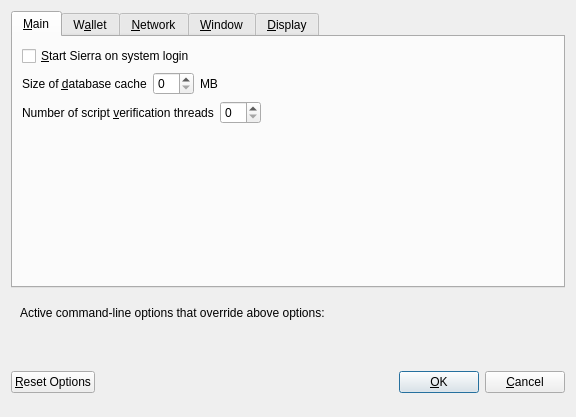
Old version of the form src/qt/forms/optionsdialog.ui in the repository admecoin/siePJ.
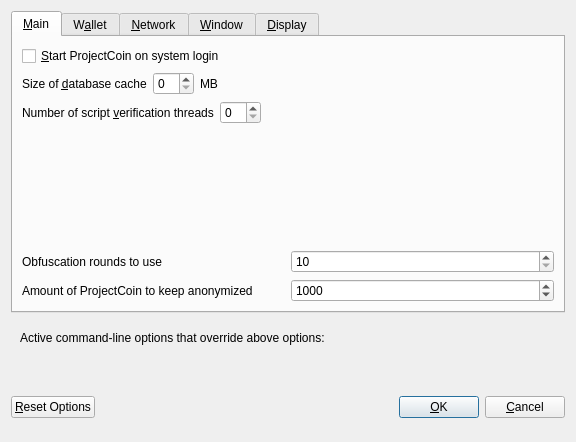
New version of the form. The open tabs and pages were chosen to show the change. Custom widgets are drawn as their Qt base class.

```diff
--- a/src/qt/forms/optionsdialog.ui
+++ b/src/qt/forms/optionsdialog.ui
@@ -7,7 +7,7 @@
     <x>0</x>
     <y>0</y>
     <width>576</width>
-    <height>417</height>
+    <height>442</height>
    </rect>
   </property>
   <property name="windowTitle">
@@ -33,7 +33,7 @@
           <string>Automatically start Sierra after logging in to the system.</string>
          </property>
          <property name="text">
-          <string>&amp;Start Sierra on system login</string>
+          <string>&amp;Start ProjectCoin on system login</string>
          </property>
         </widget>
        </item>
@@ -130,6 +130,72 @@
          </property>
         </spacer>
        </item>
+       <item>
+        <layout class="QHBoxLayout" name="horizontalLayout_3">
+         <item>
+          <widget class="QLabel" name="percentage_label">
+           <property name="toolTip">
+            <string>This setting determines the amount of individual masternodes that an input will be anonymized through.&lt;br/&gt;More rounds of anonymization gives a higher degree of privacy, but also costs more in fees.</string>
+           </property>
+           <property name="text">
+            <string>Obfuscation rounds to use</string>
+           </property>
+          </widget>
+         </item>
+         <item>
+          <widget class="QSpinBox" name="obfuscationRounds">
+           <property name="minimum">
+            <number>10</number>
+           </property>
+           <property name="maximum">
+            <number>100</number>
+           </property>
+          </widget>
+         </item>
+        </layout>
+       </item>
+       <item>
+        <layout class="QHBoxLayout" name="horizontalLayout">
+         <item>
+          <widget class="QLabel" name="label_2">
+           <property name="toolTip">
+            <string>This amount acts as a threshold to turn off Obfuscation once it's reached.</string>
+           </property>
+           <property name="statusTip">
+            <string notr="true"/>
+           </property>
+           <property name="whatsThis">
+            <string notr="true"/>
+           </property>
+           <property name="accessibleName">
+            <string notr="true"/>
+           </property>
+           <property name="accessibleDescription">
+            <string notr="true"/>
+           </property>
+           <property name="text">
+            <string>Amount of ProjectCoin to keep anonymized</string>
+           </property>
+          </widget>
+         </item>
+         <item>
+          <widget class="QSpinBox" name="anonymizePrj">
+           <property name="minimum">
+            <number>100</number>
+           </property>
+           <property name="maximum">
+            <number>100000</number>
+           </property>
+           <property name="singleStep">
+            <number>100</number>
+           </property>
+           <property name="value">
+            <number>1000</number>
+           </property>
+          </widget>
+         </item>
+        </layout>
+       </item>
       </layout>
      </widget>
      <widget class="QWidget" name="tabWallet">
```
Left out of the diff: 48 changed lines with no effect on the pictures.
